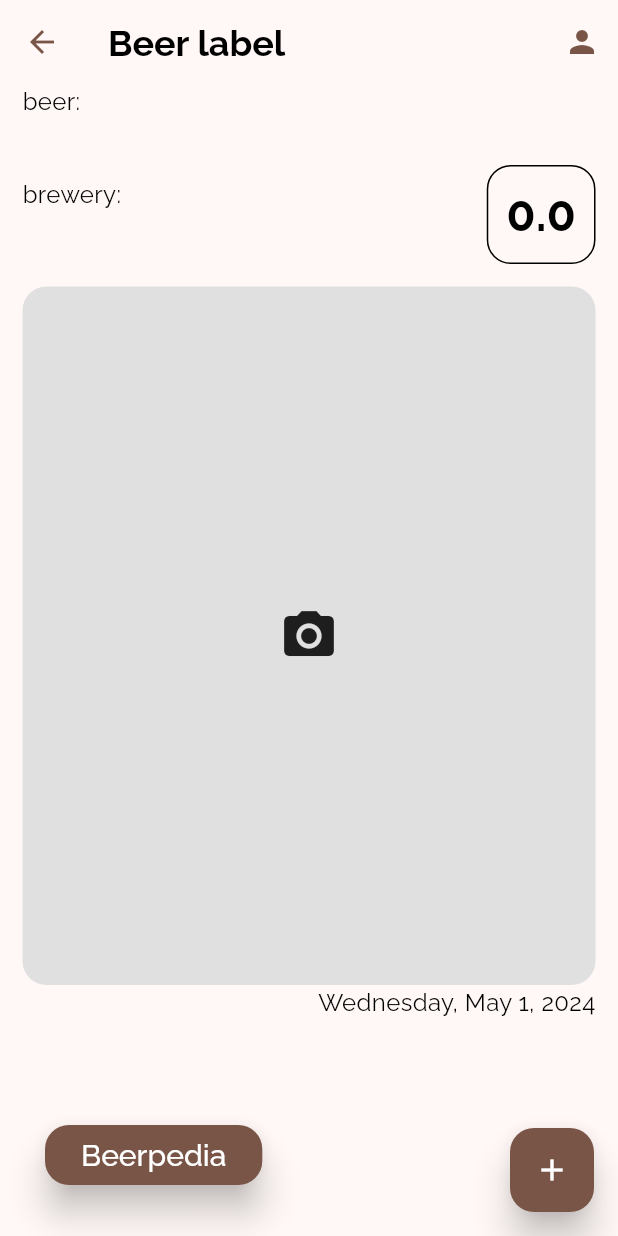
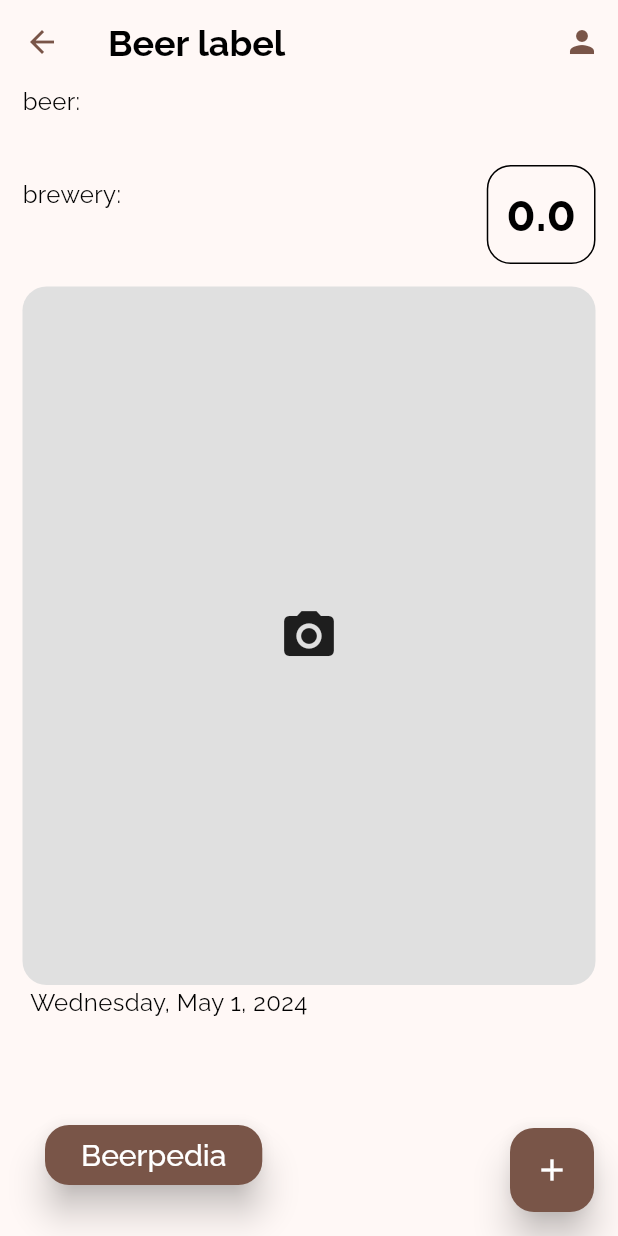
Before and after one commit to konradkulak/beer_ranking, a Flutter app: the InfoPage screen opened directly with empty values, on a phone screen of 412 x 824 dp. Run offline on Flutter 3.47's test engine with Material 3 defaults, Android fonts, the phone set to English and light mode, and no system bars; our stand-ins replace bloc, cloud_firestore, dio, firebase_auth, firebase_core, flutter_bloc and 1 more; missing offline and left inert: firebase_ui_auth; accounts and stored records are empty.

Commit message:
Change date displaying location in InfoPage.

```diff
--- a/lib/features/info/pages/info_page.dart
+++ b/lib/features/info/pages/info_page.dart
@@ -176,9 +176,9 @@ class _BeerDetails extends StatelessWidget {
             imageStatus: imageStatus,
           ),
           Padding(
-            padding: const EdgeInsets.only(right: 15.0),
+            padding: const EdgeInsets.only(left: 20.0),
             child: Row(
-              mainAxisAlignment: MainAxisAlignment.end,
+              mainAxisAlignment: MainAxisAlignment.start,
               children: [
                 Text(
                   beer.dateFormatted(),
```
